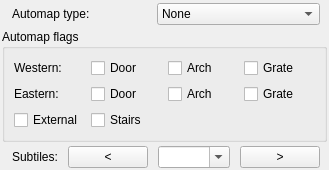
The window that source/leveltabtilewidget.ui (pionere/d1-graphics-tool) describes before a commit, drawn with Qt 5.
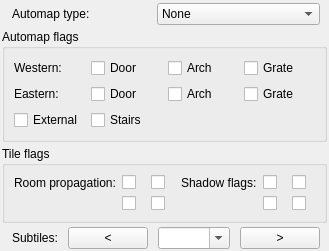
The same window after the commit.

Commit message: add TLA files to replace L*FTYPES and help the placement of the shadow-tiles (game code) + support the TLA files

Patch:
```diff
--- a/source/leveltabtilewidget.ui
+++ b/source/leveltabtilewidget.ui
@@ -207,6 +207,72 @@
      </layout>
     </widget>
    </item>
+   <item>
+    <widget class="QGroupBox">
+     <property name="title">
+      <string>Tile flags</string>
+     </property>
+     <layout class="QGridLayout">
+      <item row="1" column="0">
+       <widget class="QLabel">
+        <property name="text">
+         <string>Room propagation:</string>
+        </property>
+        <property name="toolTip">
+         <string></string>
+        </property>
+       </widget>
+      </item>
+      <item row="1" column="1">
+       <widget class="QCheckBox" name="tlaF00"/>
+      </item>
+      <item row="1" column="2">
+       <widget class="QCheckBox" name="tlaF01"/>
+      </item>
+      <item row="2" column="1">
+       <widget class="QCheckBox" name="tlaF10"/>
+      </item>
+      <item row="2" column="2">
+       <widget class="QCheckBox" name="tlaF11"/>
+      </item>
+      <item row="1" column="3">
+       <widget class="QLabel">
+        <property name="text">
+         <string>Shadow flags:</string>
+        </property>
+       </widget>
+      </item>
+      <item row="1" column="4">
+       <widget class="QCheckBox" name="tlaS00">
+        <property name="toolTip">
+         <string>Western Arch (or Grate)</string>
+        </property>
+       </widget>
+      </item>
+      <item row="1" column="5">
+       <widget class="QCheckBox" name="tlaS01">
+        <property name="toolTip">
+         <string>Eastern Arch (or Grate) | Eastern Door in Cathedral</string>
+        </property>
+       </widget>
+      </item>
+      <item row="2" column="4">
+       <widget class="QCheckBox" name="tlaS02">
+        <property name="toolTip">
+         <string>Pillar with shadow</string>
+        </property>
+       </widget>
+      </item>
+      <item row="2" column="5">
+       <widget class="QCheckBox" name="tlaS03">
+        <property name="toolTip">
+         <string>Western Wall in Cathedral or in Crypt | Eastern Door in Catacombs</string>
+        </property>
+       </widget>
+      </item>
+     </layout>
+    </widget>
+   </item>
    <item>
     <layout class="QHBoxLayout">
      <property name="leftMargin">
```
The commit also changes 25 other files.
